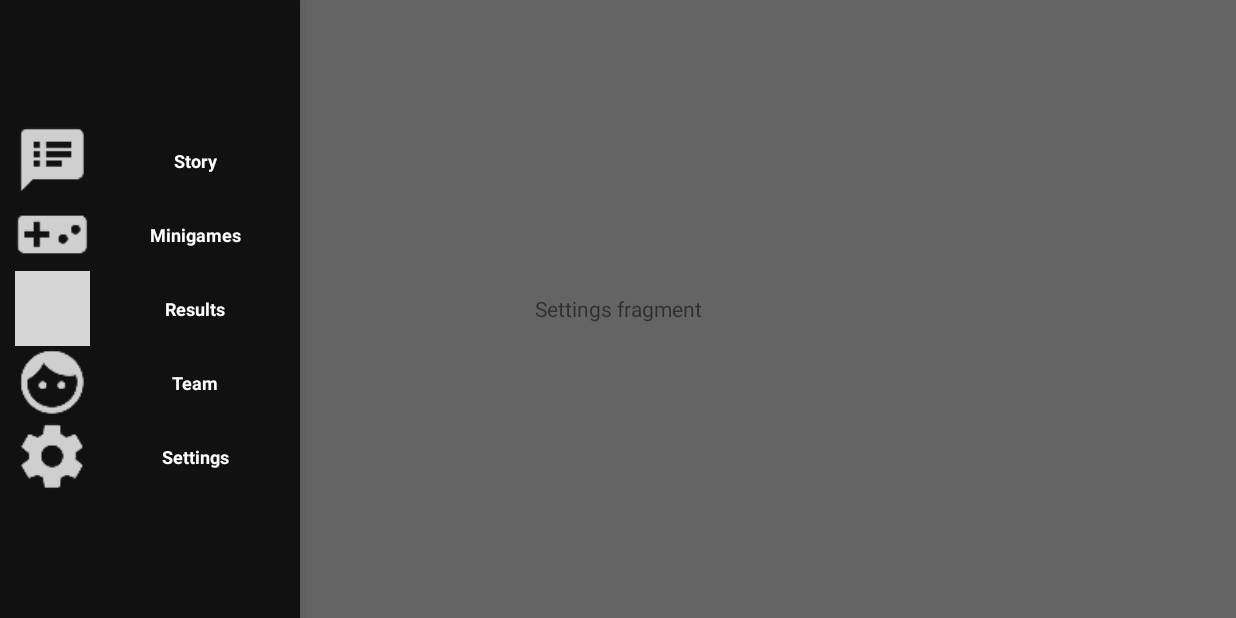
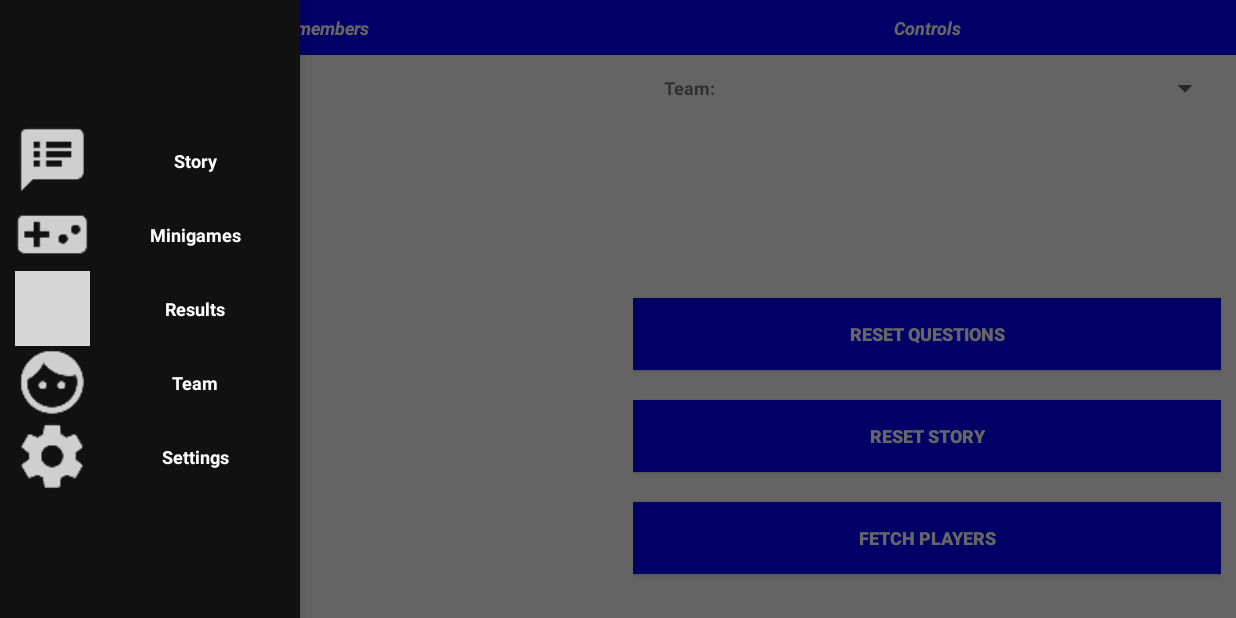
Before and after one commit to shanemat/Cerberus, an Android app: the fragment SettingsFragment placed in its activity, with the side drawer open, on a phone screen of 824 x 412 dp (held sideways). Run offline under Robolectric (Android 15) with nearby library versions, the phone set to English and light mode, and no system bars; grey boxes are pictures that could not be loaded.

Commit message:
Modify Setting fragment layout
Also add necessary fragment parts and resources

```diff
--- a/app/src/main/res/layout/f_main_settings.xml
+++ b/app/src/main/res/layout/f_main_settings.xml
@@ -2,17 +2,68 @@
 <LinearLayout
     xmlns:android="http://schemas.android.com/apk/res/android"
 
-    android:orientation="vertical"
+    android:orientation="horizontal"
 
     android:layout_width="match_parent"
     android:layout_height="match_parent">
 
-    <TextView
-        android:layout_width="match_parent"
+    <LinearLayout
+        android:layout_width="0dp"
         android:layout_height="match_parent"
+        android:layout_weight="0.5"
 
-        android:gravity="center"
+        android:orientation="vertical">
 
-        android:text="Settings fragment"/>
+        <TextView
+            android:layout_width="match_parent"
+            android:layout_height="wrap_content"
 
+            android:padding="@dimen/standard_padding_medium"
+
+            android:gravity="center"
+            android:background="@color/colorAccent"
+
+            android:textSize="@dimen/text_size_big"
+            android:textColor="@color/color_white"
+            android:textStyle="bold|italic"
+            android:text="@string/settings_player_list_header"/>
+
+        <ListView
+            android:id="@+id/settingsPlayerListView"
+
+            android:layout_width="match_parent"
+            android:layout_height="match_parent"
+            android:layout_gravity="center"
+
+            android:choiceMode="singleChoice"
+            android:divider="@android:color/transparent"
+            android:dividerHeight="0dp"/>
+    </LinearLayout>
+
+    <LinearLayout
+        android:layout_width="0dp"
+        android:layout_height="match_parent"
+        android:layout_weight="0.5"
+
+        android:orientation="vertical">
+
+        <TextView
+            android:layout_width="match_parent"
+            android:layout_height="wrap_content"
+
+            android:padding="@dimen/standard_padding_medium"
+
+            android:gravity="center"
+            android:background="@color/colorAccent"
+
+            android:textSize="@dimen/text_size_big"
+            android:textColor="@color/color_white"
+            android:textStyle="bold|italic"
+            android:text="@string/settings_controls_header"/>
+
+        <include layout="@layout/fp_settings_control"
+            android:layout_width="match_parent"
+            android:layout_height="0dp"
+            android:layout_weight="0.5"/>
+    </LinearLayout>
 </LinearLayout>
--- /dev/null
+++ b/app/src/main/res/layout/fp_settings_control.xml
@@ -0,0 +1,114 @@
+<?xml version="1.0" encoding="utf-8"?>
+<LinearLayout
+    xmlns:android="http://schemas.android.com/apk/res/android"
+    xmlns:tools="http://schemas.android.com/tools"
+
+    android:layout_width="match_parent"
+    android:layout_height="match_parent"
+
+    android:gravity="center"
+
+    android:orientation="vertical"
+    android:padding="@dimen/standard_padding_medium">
+
+    <LinearLayout
+        android:layout_width="match_parent"
+        android:layout_height="wrap_content"
+
+        android:orientation="horizontal">
+
+        <Space
+            android:layout_width="@dimen/standard_padding_big"
+            android:layout_height="match_parent" />
+
+        <TextView
+            android:layout_width="wrap_content"
+            android:layout_height="match_parent"
+
+            android:gravity="center"
+
+            android:textStyle="bold"
+            android:textSize="@dimen/text_size_big"
+            android:text="@string/settings_team_label"/>
+
+        <Space
+            android:layout_width="@dimen/standard_padding_big"
+            android:layout_height="match_parent" />
+
+        <Spinner
+            android:id="@+id/settingsTeamSpinner"
+
+            android:layout_width="match_parent"
+            android:layout_height="wrap_content"/>
+
+    </LinearLayout>
+
+
+
+    <Space
+        android:layout_width="match_parent"
+        android:layout_height="0dp"
+        android:layout_weight="1"/>
+
+    <Space
+        android:layout_width="match_parent"
+        android:layout_height="@dimen/standard_padding_big" />
+
+    <Button
+        android:id="@+id/settingsResetQuestionsButton"
+
+        android:layout_width="match_parent"
+        android:layout_height="wrap_content"
+
+        android:text="@string/settings_reset_questions"
+        android:textSize="@dimen/text_size_big"
+        android:textStyle="bold"
+
+        android:textColor="@color/color_white"
+        android:background="@color/colorAccent"/>
+
+    <Space
+        android:layout_width="match_parent"
+        android:layout_height="@dimen/standard_padding_big"/>
+
+    <Button
+        android:id="@+id/settingsResetStoryButton"
+
+        android:layout_width="match_parent"
+        android:layout_height="wrap_content"
+
+        android:text="@string/settings_reset_story"
+        android:textSize="@dimen/text_size_big"
+        android:textStyle="bold"
+
+        android:textColor="@color/color_white"
+        android:background="@color/colorAccent"/>
+
+    <Space
+        android:layout_width="match_parent"
+        android:layout_height="@dimen/standard_padding_big" />
+
+    <Button
+        android:id="@+id/settingsFetchPlayersButton"
+
+        android:layout_width="match_parent"
+        android:layout_height="wrap_content"
+
+        android:text="@string/settings_fetch_players"
+        android:textSize="@dimen/text_size_big"
+        android:textStyle="bold"
+
+        android:textColor="@color/color_white"
+        android:background="@color/colorAccent"/>
+
+    <TextView
+        android:id="@+id/settingsActualizationTextView"
+
+        android:layout_width="match_parent"
+        android:layout_height="wrap_content"
+
+        android:gravity="right"
+        android:textStyle="italic"
+
+        tools:text="Last updated on 12/04/17"/>
+</LinearLayout>
--- /dev/null
+++ b/app/src/main/res/values/strings_settings.xml
@@ -0,0 +1,16 @@
+<?xml version="1.0" encoding="utf-8"?>
+<resources>
+    <string name="settings_team_label">Team: </string>
+    <string name="settings_player_list_header">Team members</string>
+    <string name="settings_controls_header">Controls</string>
+
+    <string name="settings_fetch_players">Fetch players</string>
+    <string name="settings_reset_questions">Reset questions</string>
+    <string name="settings_reset_story">Reset story</string>
+
+    <string name="settings_actualization_text">Last updated on %1$s</string>
+
+    <string name="settings_questions_been_reset">Questions have been reset</string>
+    <string name="settings_story_been_reset">Story has been reset</string>
+    <string name="settings_players_been_fetched">Players have been fetched</string>
+</resources>
```
Also changed, not shown: 1 other file.
